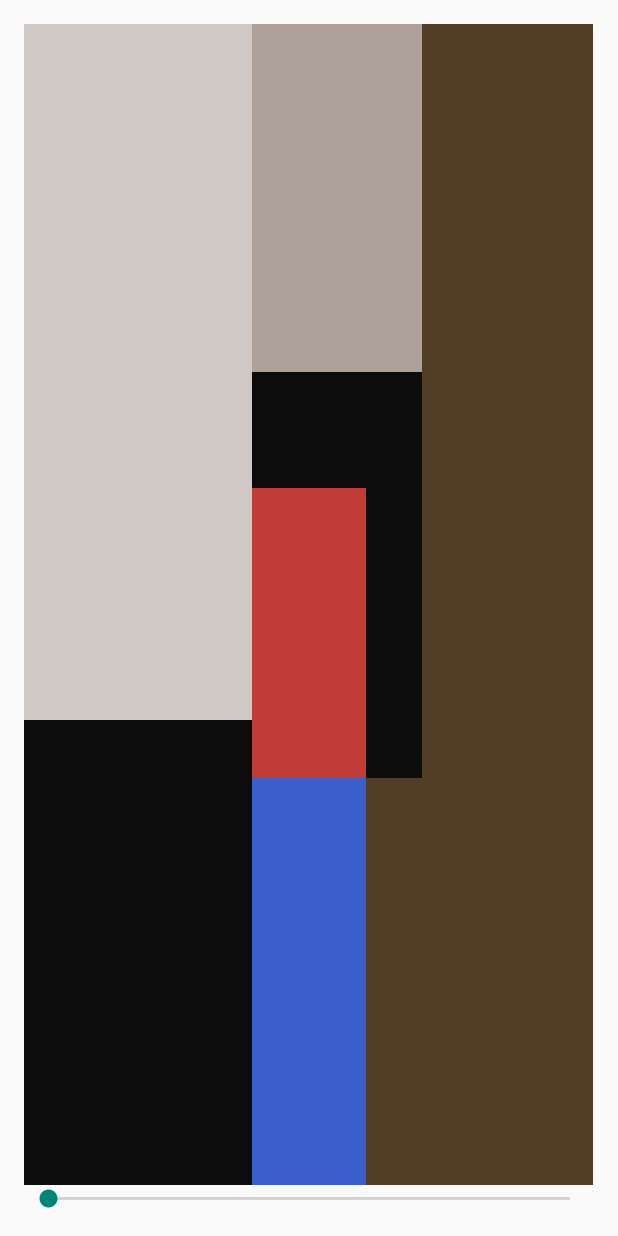
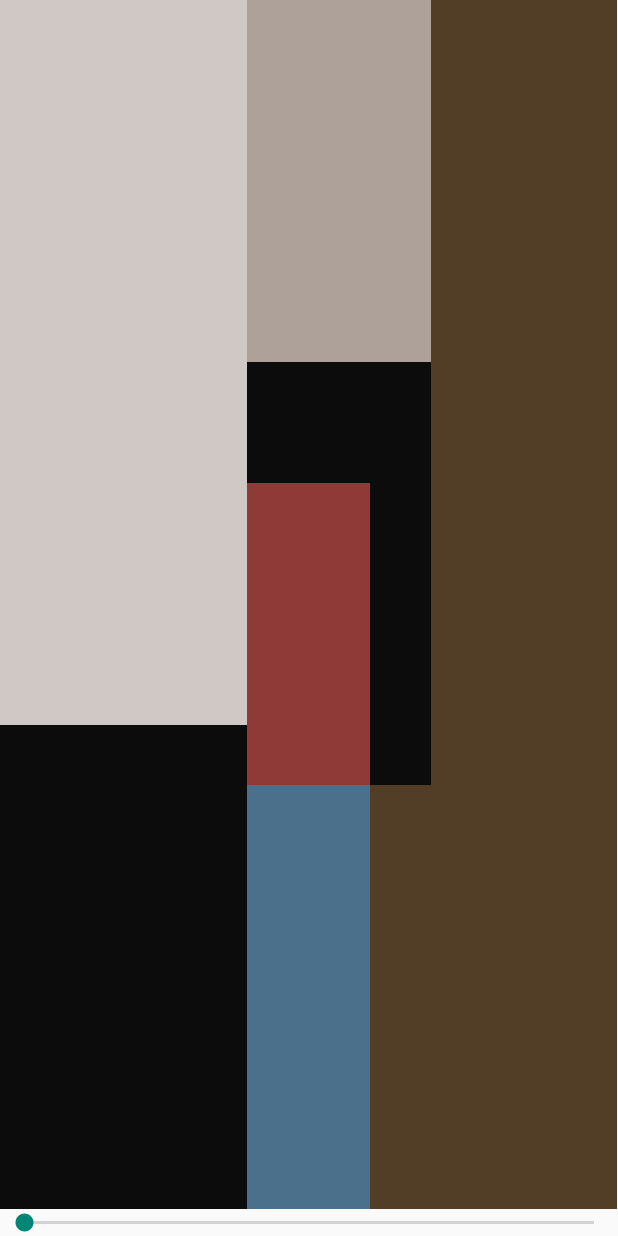
Before and after one commit to sjmiddlebrook/Modern_Art_UI, an Android app: the layout activity_main.xml on its own in the app's theme, with its tools: preview values and no code run, on a phone screen of 412 x 824 dp. Run offline under Robolectric (Android 15) with nearby library versions, the phone set to English and light mode, and no system bars.

Commit message:
Updated colors

```diff
--- a/app/src/main/AndroidManifest.xml
+++ b/app/src/main/AndroidManifest.xml
@@ -9,6 +9,7 @@
         android:theme="@style/AppTheme" >
         <activity
             android:name=".MainActivity"
+            android:screenOrientation="landscape"
             android:label="@string/app_name" >
             <intent-filter>
                 <action android:name="android.intent.action.MAIN" />
--- a/app/src/main/res/layout/activity_main.xml
+++ b/app/src/main/res/layout/activity_main.xml
@@ -2,10 +2,6 @@
                 xmlns:tools="http://schemas.android.com/tools"
                 android:layout_width="match_parent"
                 android:layout_height="match_parent"
-                android:paddingLeft="@dimen/activity_horizontal_margin"
-                android:paddingRight="@dimen/activity_horizontal_margin"
-                android:paddingTop="@dimen/activity_vertical_margin"
-                android:paddingBottom="@dimen/activity_vertical_margin"
                 tools:context=".MainActivity" >
 
     <SeekBar
--- a/app/src/main/res/values/colors.xml
+++ b/app/src/main/res/values/colors.xml
@@ -4,7 +4,7 @@
     <color name="block2">#0c0c0c</color>
     <color name="block3">#ADA19A</color>
     <color name="block4">#0c0c0c</color>
-    <color name="block5">#C13B37</color>
-    <color name="block6">#3A5FCD</color>
+    <color name="block5">#903A37</color>
+    <color name="block6">#4A708B</color>
     <color name="block7">#523D27</color>
 </resources>
```
Also changed, not shown: app/src/main/java/com/jackmiddlebrook/modernartui/MainActivity.java (+13 -9 lines), 1 other file.
